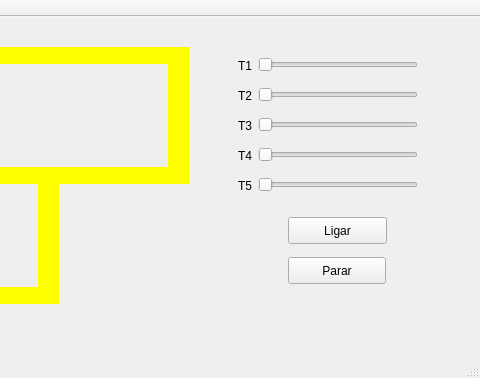
Iolch/SO_tarefa1, file Trabalho 2/Trens/mainwindow.ui: the form before one commit; both pictures show x 702 to 1182 and y 0 to 378 of the 1182 by 378 pixel window.
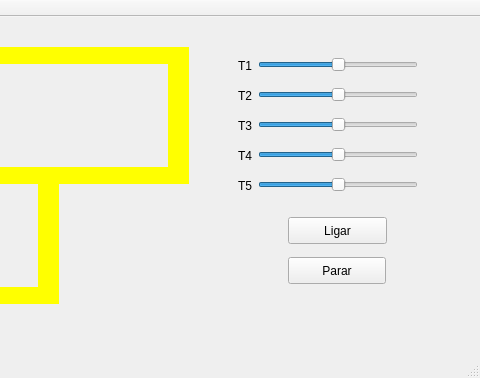
The form after the commit.

```diff
--- a/Trabalho 2/Trens/mainwindow.ui
+++ b/Trabalho 2/Trens/mainwindow.ui
@@ -369,6 +369,18 @@
       <height>16</height>
      </rect>
     </property>
+    <property name="minimumSize">
+     <size>
+      <width>160</width>
+      <height>16</height>
+     </size>
+    </property>
+    <property name="maximum">
+     <number>200</number>
+    </property>
+    <property name="value">
+     <number>100</number>
+    </property>
     <property name="orientation">
      <enum>Qt::Horizontal</enum>
     </property>
@@ -382,6 +394,12 @@
       <height>16</height>
      </rect>
     </property>
+    <property name="maximum">
+     <number>200</number>
+    </property>
+    <property name="value">
+     <number>100</number>
+    </property>
     <property name="orientation">
      <enum>Qt::Horizontal</enum>
     </property>
@@ -395,6 +413,12 @@
       <height>16</height>
      </rect>
     </property>
+    <property name="maximum">
+     <number>200</number>
+    </property>
+    <property name="value">
+     <number>100</number>
+    </property>
     <property name="orientation">
      <enum>Qt::Horizontal</enum>
     </property>
@@ -408,6 +432,12 @@
       <height>16</height>
      </rect>
     </property>
+    <property name="maximum">
+     <number>200</number>
+    </property>
+    <property name="value">
+     <number>100</number>
+    </property>
     <property name="orientation">
      <enum>Qt::Horizontal</enum>
     </property>
@@ -421,6 +451,12 @@
       <height>16</height>
      </rect>
     </property>
+    <property name="maximum">
+     <number>200</number>
+    </property>
+    <property name="value">
+     <number>100</number>
+    </property>
     <property name="orientation">
      <enum>Qt::Horizontal</enum>
     </property>
```
